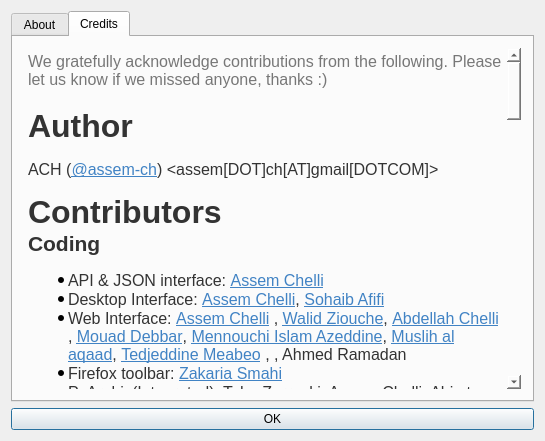
The window that src/alfanous-desktop/UI/aboutDlg.ui (Alfanous-team/alfanous) describes before a commit, drawn with Qt 5.
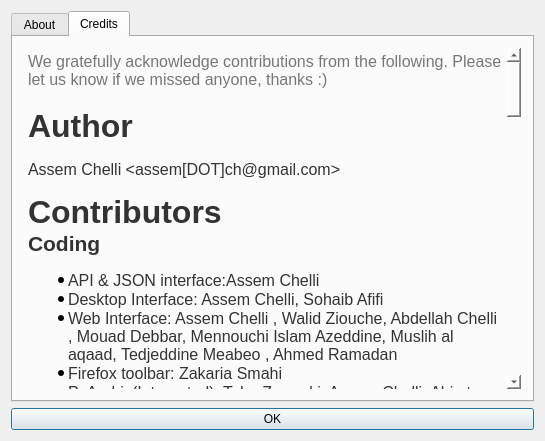
The same window after the commit. The open tabs and pages were chosen to show the change.

Commit message:
Remove custom Qt GUI styles
Remove links from about dialog

Diff of the .ui file:
```diff
--- a/src/alfanous-desktop/UI/aboutDlg.ui
+++ b/src/alfanous-desktop/UI/aboutDlg.ui
@@ -198,18 +198,18 @@
 &lt;p style=&quot; margin-top:0px; margin-bottom:0px; margin-left:0px; margin-right:0px; -qt-block-indent:0; text-indent:0px;&quot;&gt;&lt;span style=&quot; font-family:'Helvetica,arial,freesans,clean,sans-serif'; color:#777777;&quot;&gt;We gratefully acknowledge contributions from the following. Please let us know if we missed anyone, thanks :)&lt;/span&gt;&lt;/p&gt;
 &lt;p style=&quot;-qt-paragraph-type:empty; margin-top:0px; margin-bottom:0px; margin-left:0px; margin-right:0px; -qt-block-indent:0; text-indent:0px; font-family:'Helvetica,arial,freesans,clean,sans-serif'; color:#777777;&quot;&gt;&lt;br /&gt;&lt;/p&gt;
 &lt;p style=&quot; margin-top:0px; margin-bottom:15px; margin-left:0px; margin-right:0px; -qt-block-indent:0; text-indent:0px;&quot;&gt;&lt;span style=&quot; font-family:'Helvetica,arial,freesans,clean,sans-serif'; font-size:24pt; font-weight:600; color:#333333;&quot;&gt;Author&lt;/span&gt;&lt;/p&gt;
-&lt;p style=&quot; margin-top:0px; margin-bottom:15px; margin-left:0px; margin-right:0px; -qt-block-indent:0; text-indent:0px;&quot;&gt;&lt;span style=&quot; font-family:'Helvetica,arial,freesans,clean,sans-serif'; color:#333333;&quot;&gt;ACH (&lt;/span&gt;&lt;a href=&quot;https://github.com/assem-ch&quot;&gt;&lt;span style=&quot; font-family:'Helvetica,arial,freesans,clean,sans-serif'; text-decoration: underline; color:#4183c4;&quot;&gt;@assem-ch&lt;/span&gt;&lt;/a&gt;&lt;span style=&quot; font-family:'Helvetica,arial,freesans,clean,sans-serif'; color:#333333;&quot;&gt;) &amp;lt;assem[DOT]ch[AT]gmail[DOTCOM]&amp;gt;&lt;/span&gt;&lt;/p&gt;
+&lt;p style=&quot; margin-top:0px; margin-bottom:15px; margin-left:0px; margin-right:0px; -qt-block-indent:0; text-indent:0px;&quot;&gt;&lt;span style=&quot; font-family:'Helvetica,arial,freesans,clean,sans-serif'; color:#333333;&quot;&gt;Assem Chelli &amp;lt;assem[DOT]ch@gmail.com&amp;gt;&lt;/span&gt;&lt;/p&gt;
 &lt;p style=&quot; margin-top:0px; margin-bottom:0px; margin-left:0px; margin-right:0px; -qt-block-indent:0; text-indent:0px;&quot;&gt;&lt;a name=&quot;contributors&quot;&gt;&lt;/a&gt;&lt;span style=&quot; font-family:'Helvetica,arial,freesans,clean,sans-serif'; font-size:24pt; font-weight:600; color:#333333;&quot;&gt;C&lt;/span&gt;&lt;span style=&quot; font-family:'Helvetica,arial,freesans,clean,sans-serif'; font-size:24pt; font-weight:600; color:#333333;&quot;&gt;ontributors&lt;/span&gt;&lt;/p&gt;
 &lt;p style=&quot; margin-top:0px; margin-bottom:0px; margin-left:0px; margin-right:0px; -qt-block-indent:0; text-indent:0px;&quot;&gt;&lt;a name=&quot;coding&quot;&gt;&lt;/a&gt;&lt;span style=&quot; font-family:'Helvetica,arial,freesans,clean,sans-serif'; font-size:16pt; font-weight:600; color:#333333;&quot;&gt;C&lt;/span&gt;&lt;span style=&quot; font-family:'Helvetica,arial,freesans,clean,sans-serif'; font-size:16pt; font-weight:600; color:#333333;&quot;&gt;oding&lt;/span&gt;&lt;/p&gt;
-&lt;ul style=&quot;margin-top: 0px; margin-bottom: 0px; margin-left: 0px; margin-right: 0px; -qt-list-indent: 1;&quot;&gt;&lt;li style=&quot; font-family:'Helvetica,arial,freesans,clean,sans-serif'; color:#333333;&quot; style=&quot; margin-top:15px; margin-bottom:0px; margin-left:0px; margin-right:0px; -qt-block-indent:0; text-indent:0px;&quot;&gt;API &amp;amp; JSON interface: &lt;a href=&quot;https://github.com/assem-ch&quot;&gt;&lt;span style=&quot; text-decoration: underline; color:#4183c4;&quot;&gt;Assem Chelli&lt;/span&gt;&lt;/a&gt;&lt;/li&gt;
-&lt;li style=&quot; font-family:'Helvetica,arial,freesans,clean,sans-serif'; color:#333333;&quot; style=&quot; margin-top:0px; margin-bottom:0px; margin-left:0px; margin-right:0px; -qt-block-indent:0; text-indent:0px;&quot;&gt;Desktop Interface: &lt;a href=&quot;https://github.com/assem-ch&quot;&gt;&lt;span style=&quot; text-decoration: underline; color:#4183c4;&quot;&gt;Assem Chelli&lt;/span&gt;&lt;/a&gt;, &lt;a href=&quot;https://github.com/sohaibafifi&quot;&gt;&lt;span style=&quot; text-decoration: underline; color:#4183c4;&quot;&gt;Sohaib Afifi&lt;/span&gt;&lt;/a&gt;&lt;/li&gt;
-&lt;li style=&quot; font-family:'Helvetica,arial,freesans,clean,sans-serif'; color:#333333;&quot; style=&quot; margin-top:0px; margin-bottom:0px; margin-left:0px; margin-right:0px; -qt-block-indent:0; text-indent:0px;&quot;&gt;Web Interface: &lt;a href=&quot;https://github.com/assem-ch&quot;&gt;&lt;span style=&quot; text-decoration: underline; color:#4183c4;&quot;&gt;Assem Chelli&lt;/span&gt;&lt;/a&gt; , &lt;a href=&quot;https://github.com/01walid&quot;&gt;&lt;span style=&quot; text-decoration: underline; color:#4183c4;&quot;&gt;Walid Ziouche&lt;/span&gt;&lt;/a&gt;, &lt;a href=&quot;https://github.com/sneetsher&quot;&gt;&lt;span style=&quot; text-decoration: underline; color:#4183c4;&quot;&gt;Abdellah Chelli&lt;/span&gt;&lt;/a&gt; , &lt;a href=&quot;https://github.com/mdebbar&quot;&gt;&lt;span style=&quot; text-decoration: underline; color:#4183c4;&quot;&gt;Mouad Debbar&lt;/span&gt;&lt;/a&gt;, &lt;a href=&quot;https://github.com/islamoc&quot;&gt;&lt;span style=&quot; text-decoration: underline; color:#4183c4;&quot;&gt;Mennouchi Islam Azeddine&lt;/span&gt;&lt;/a&gt;, &lt;a href=&quot;https://github.com/muslih&quot;&gt;&lt;span style=&quot; text-decoration: underline; color:#4183c4;&quot;&gt;Muslih al aqaad&lt;/span&gt;&lt;/a&gt;, &lt;a href=&quot;https://github.com/tedj&quot;&gt;&lt;span style=&quot; text-decoration: underline; color:#4183c4;&quot;&gt;Tedjeddine Meabeo&lt;/span&gt;&lt;/a&gt; , , Ahmed Ramadan&lt;/li&gt;
-&lt;li style=&quot; font-family:'Helvetica,arial,freesans,clean,sans-serif'; color:#333333;&quot; style=&quot; margin-top:0px; margin-bottom:0px; margin-left:0px; margin-right:0px; -qt-block-indent:0; text-indent:0px;&quot;&gt;Firefox toolbar: &lt;a href=&quot;https://github.com/zsmahi&quot;&gt;&lt;span style=&quot; text-decoration: underline; color:#4183c4;&quot;&gt;Zakaria Smahi&lt;/span&gt;&lt;/a&gt;&lt;/li&gt;
+&lt;ul style=&quot;margin-top: 0px; margin-bottom: 0px; margin-left: 0px; margin-right: 0px; -qt-list-indent: 1;&quot;&gt;&lt;li style=&quot; font-family:'Helvetica,arial,freesans,clean,sans-serif'; color:#333333;&quot; style=&quot; margin-top:15px; margin-bottom:0px; margin-left:0px; margin-right:0px; -qt-block-indent:0; text-indent:0px;&quot;&gt;API &amp;amp; JSON interface:Assem Chelli&lt;/li&gt;
+&lt;li style=&quot; font-family:'Helvetica,arial,freesans,clean,sans-serif'; color:#333333;&quot; style=&quot; margin-top:0px; margin-bottom:0px; margin-left:0px; margin-right:0px; -qt-block-indent:0; text-indent:0px;&quot;&gt;Desktop Interface: Assem Chelli, Sohaib Afifi&lt;/li&gt;
+&lt;li style=&quot; font-family:'Helvetica,arial,freesans,clean,sans-serif'; color:#333333;&quot; style=&quot; margin-top:0px; margin-bottom:0px; margin-left:0px; margin-right:0px; -qt-block-indent:0; text-indent:0px;&quot;&gt;Web Interface: Assem Chelli , Walid Ziouche, Abdellah Chelli , Mouad Debbar, Mennouchi Islam Azeddine, Muslih al aqaad, Tedjeddine Meabeo , Ahmed Ramadan&lt;/li&gt;
+&lt;li style=&quot; font-family:'Helvetica,arial,freesans,clean,sans-serif'; color:#333333;&quot; style=&quot; margin-top:0px; margin-bottom:0px; margin-left:0px; margin-right:0px; -qt-block-indent:0; text-indent:0px;&quot;&gt;Firefox toolbar: Zakaria Smahi&lt;/li&gt;
 &lt;li style=&quot; font-family:'Helvetica,arial,freesans,clean,sans-serif'; color:#333333;&quot; style=&quot; margin-top:0px; margin-bottom:15px; margin-left:0px; margin-right:0px; -qt-block-indent:0; text-indent:0px;&quot;&gt;PyArabic(Integrated): Taha Zerrouki, Assem Chelli, Ahimta~&lt;/li&gt;&lt;/ul&gt;
 &lt;p style=&quot; margin-top:0px; margin-bottom:0px; margin-left:0px; margin-right:0px; -qt-block-indent:0; text-indent:0px;&quot;&gt;&lt;a name=&quot;research&quot;&gt;&lt;/a&gt;&lt;span style=&quot; font-family:'Helvetica,arial,freesans,clean,sans-serif'; font-size:16pt; font-weight:600; color:#333333;&quot;&gt;R&lt;/span&gt;&lt;span style=&quot; font-family:'Helvetica,arial,freesans,clean,sans-serif'; font-size:16pt; font-weight:600; color:#333333;&quot;&gt;esearch&lt;/span&gt;&lt;/p&gt;
 &lt;ul style=&quot;margin-top: 0px; margin-bottom: 0px; margin-left: 0px; margin-right: 0px; -qt-list-indent: 1;&quot;&gt;&lt;li style=&quot; font-family:'Helvetica,arial,freesans,clean,sans-serif'; color:#333333;&quot; style=&quot; margin-top:15px; margin-bottom:0px; margin-left:0px; margin-right:0px; -qt-block-indent:0; text-indent:0px;&quot;&gt;&lt;span style=&quot; font-weight:600;&quot;&gt;2009-2010: Engineer Thesis&lt;/span&gt;&lt;/li&gt;
 &lt;ul type=&quot;circle&quot; style=&quot;margin-top: 0px; margin-bottom: 0px; margin-left: 0px; margin-right: 0px; -qt-list-indent: 2;&quot;&gt;&lt;li style=&quot; font-family:'Helvetica,arial,freesans,clean,sans-serif'; color:#333333;&quot; style=&quot; margin-top:0px; margin-bottom:0px; margin-left:0px; margin-right:0px; -qt-block-indent:0; text-indent:0px;&quot;&gt;&lt;span style=&quot; font-weight:600;&quot;&gt;Title&lt;/span&gt;: Développement d'un moteur de recherche et d'indexation dans les documents coraniques&lt;/li&gt;
-&lt;li style=&quot; font-family:'Helvetica,arial,freesans,clean,sans-serif'; color:#333333;&quot; style=&quot; margin-top:0px; margin-bottom:0px; margin-left:0px; margin-right:0px; -qt-block-indent:0; text-indent:0px;&quot;&gt;&lt;span style=&quot; font-weight:600;&quot;&gt;University&lt;/span&gt;: &lt;a href=&quot;http://www.esi.dz/&quot;&gt;&lt;span style=&quot; text-decoration: underline; color:#4183c4;&quot;&gt;ESI&lt;/span&gt;&lt;/a&gt; - Algiers&lt;/li&gt;
+&lt;li style=&quot; font-family:'Helvetica,arial,freesans,clean,sans-serif'; color:#333333;&quot; style=&quot; margin-top:0px; margin-bottom:0px; margin-left:0px; margin-right:0px; -qt-block-indent:0; text-indent:0px;&quot;&gt;&lt;span style=&quot; font-weight:600;&quot;&gt;University&lt;/span&gt;: ESI - Algiers&lt;/li&gt;
 &lt;li style=&quot; font-family:'Helvetica,arial,freesans,clean,sans-serif'; color:#333333;&quot; style=&quot; margin-top:0px; margin-bottom:0px; margin-left:0px; margin-right:0px; -qt-block-indent:0; text-indent:0px;&quot;&gt;&lt;span style=&quot; font-weight:600;&quot;&gt;Collaborators&lt;/span&gt;: Assem Chelli (Student), Merouane Dahmani (Student), Taha Zerrouki ( Supervisor), Pr. Amar Balla ( Supervisor)&lt;/li&gt;&lt;/ul&gt;
 &lt;li style=&quot; font-family:'Helvetica,arial,freesans,clean,sans-serif'; color:#333333;&quot; style=&quot; margin-top:0px; margin-bottom:0px; margin-left:0px; margin-right:0px; -qt-block-indent:0; text-indent:0px;&quot;&gt;&lt;span style=&quot; font-weight:600;&quot;&gt;March 2011: Arabic Research paper&lt;/span&gt;&lt;/li&gt;
 &lt;ul type=&quot;circle&quot; style=&quot;margin-top: 0px; margin-bottom: 0px; margin-left: 0px; margin-right: 0px; -qt-list-indent: 2;&quot;&gt;&lt;li style=&quot; font-family:'Helvetica,arial,freesans,clean,sans-serif'; color:#333333;&quot; style=&quot; margin-top:0px; margin-bottom:0px; margin-left:0px; margin-right:0px; -qt-block-indent:0; text-indent:0px;&quot;&gt;&lt;span style=&quot; font-weight:600;&quot;&gt;Title&lt;/span&gt;: An Application Programming Interface for indexing and search in Noble Quran&lt;/li&gt;
@@ -255,7 +255,7 @@
 &lt;li style=&quot; font-family:'Helvetica,arial,freesans,clean,sans-serif'; color:#333333;&quot; style=&quot; margin-top:0px; margin-bottom:0px; margin-left:0px; margin-right:0px; -qt-block-indent:0; text-indent:0px;&quot;&gt;German: Dennis Baudys&lt;/li&gt;
 &lt;li style=&quot; font-family:'Helvetica,arial,freesans,clean,sans-serif'; color:#333333;&quot; style=&quot; margin-top:0px; margin-bottom:0px; margin-left:0px; margin-right:0px; -qt-block-indent:0; text-indent:0px;&quot;&gt;Malay: 'abuyop'&lt;/li&gt;
 &lt;li style=&quot; font-family:'Helvetica,arial,freesans,clean,sans-serif'; color:#333333;&quot; style=&quot; margin-top:0px; margin-bottom:0px; margin-left:0px; margin-right:0px; -qt-block-indent:0; text-indent:0px;&quot;&gt;Kurdish:&lt;/li&gt;
-&lt;li style=&quot; font-family:'Helvetica,arial,freesans,clean,sans-serif'; color:#333333;&quot; style=&quot; margin-top:0px; margin-bottom:0px; margin-left:0px; margin-right:0px; -qt-block-indent:0; text-indent:0px;&quot;&gt;Malayalam: 'STyM Alfazz' &amp;lt;&lt;a href=&quot;https://launchpad.net/~alfasst&quot;&gt;&lt;span style=&quot; text-decoration: underline; color:#4183c4;&quot;&gt;https://launchpad.net/~alfasst&lt;/span&gt;&lt;/a&gt;&amp;gt;&lt;/li&gt;&lt;/ul&gt;
+&lt;li style=&quot; font-family:'Helvetica,arial,freesans,clean,sans-serif'; color:#333333;&quot; style=&quot; margin-top:0px; margin-bottom:0px; margin-left:0px; margin-right:0px; -qt-block-indent:0; text-indent:0px;&quot;&gt;Malayalam: 'STyM Alfazz'&lt;/li&gt;&lt;/ul&gt;
 &lt;li style=&quot; font-family:'Helvetica,arial,freesans,clean,sans-serif'; color:#333333;&quot; style=&quot; margin-top:0px; margin-bottom:15px; margin-left:0px; margin-right:0px; -qt-block-indent:0; text-indent:0px;&quot;&gt;Mobile Web interface&lt;/li&gt;&lt;/ul&gt;
 &lt;ul type=&quot;circle&quot; style=&quot;margin-top: 0px; margin-bottom: 0px; margin-left: 0px; margin-right: 0px; -qt-list-indent: 2;&quot;&gt;&lt;li style=&quot; font-family:'Helvetica,arial,freesans,clean,sans-serif'; color:#333333;&quot; style=&quot; margin-top:0px; margin-bottom:0px; margin-left:0px; margin-right:0px; -qt-block-indent:0; text-indent:0px;&quot;&gt;Bosnian: Armin Kazi&lt;/li&gt;
 &lt;li style=&quot; font-family:'Helvetica,arial,freesans,clean,sans-serif'; color:#333333;&quot; style=&quot; margin-top:0px; margin-bottom:0px; margin-left:0px; margin-right:0px; -qt-block-indent:0; text-indent:0px;&quot;&gt;Brazilian Portuguese: Aieon.corp(LP)&lt;/li&gt;
@@ -265,7 +265,7 @@
 &lt;li style=&quot; font-family:'Helvetica,arial,freesans,clean,sans-serif'; color:#333333;&quot; style=&quot; margin-top:0px; margin-bottom:0px; margin-left:0px; margin-right:0px; -qt-block-indent:0; text-indent:0px;&quot;&gt;Japanese: Abdelkarim Aries&lt;/li&gt;
 &lt;li style=&quot; font-family:'Helvetica,arial,freesans,clean,sans-serif'; color:#333333;&quot; style=&quot; margin-top:0px; margin-bottom:0px; margin-left:0px; margin-right:0px; -qt-block-indent:0; text-indent:0px;&quot;&gt;Malay: 'abuyop'&lt;/li&gt;&lt;/ul&gt;
 &lt;p style=&quot; margin-top:0px; margin-bottom:0px; margin-left:0px; margin-right:0px; -qt-block-indent:0; text-indent:0px;&quot;&gt;&lt;a name=&quot;test--support&quot;&gt;&lt;/a&gt;&lt;span style=&quot; font-family:'Helvetica,arial,freesans,clean,sans-serif'; font-size:16pt; font-weight:600; color:#333333;&quot;&gt;T&lt;/span&gt;&lt;span style=&quot; font-family:'Helvetica,arial,freesans,clean,sans-serif'; font-size:16pt; font-weight:600; color:#333333;&quot;&gt;est &amp;amp; Support&lt;/span&gt;&lt;/p&gt;
-&lt;ul style=&quot;margin-top: 0px; margin-bottom: 0px; margin-left: 0px; margin-right: 0px; -qt-list-indent: 1;&quot;&gt;&lt;li style=&quot; font-family:'Helvetica,arial,freesans,clean,sans-serif'; color:#333333;&quot; style=&quot; margin-top:15px; margin-bottom:0px; margin-left:0px; margin-right:0px; -qt-block-indent:0; text-indent:0px;&quot;&gt;Test: &lt;a href=&quot;https://github.com/01walid&quot;&gt;&lt;span style=&quot; text-decoration: underline; color:#4183c4;&quot;&gt;Walid Ziouche&lt;/span&gt;&lt;/a&gt;&lt;/li&gt;
+&lt;ul style=&quot;margin-top: 0px; margin-bottom: 0px; margin-left: 0px; margin-right: 0px; -qt-list-indent: 1;&quot;&gt;&lt;li style=&quot; font-family:'Helvetica,arial,freesans,clean,sans-serif'; color:#333333;&quot; style=&quot; margin-top:15px; margin-bottom:0px; margin-left:0px; margin-right:0px; -qt-block-indent:0; text-indent:0px;&quot;&gt;Test: Walid Ziouche&lt;/li&gt;
 &lt;li style=&quot; font-family:'Helvetica,arial,freesans,clean,sans-serif'; color:#333333;&quot; style=&quot; margin-top:0px; margin-bottom:0px; margin-left:0px; margin-right:0px; -qt-block-indent:0; text-indent:0px;&quot;&gt;Bugs: Oussama Chammam, Ahmed Salem, xsoh, Yacer~, Jounathan~, BenSali~ , Many persons from the community, thanks to all.&lt;/li&gt;
 &lt;li style=&quot; font-family:'Helvetica,arial,freesans,clean,sans-serif'; color:#333333;&quot; style=&quot; margin-top:0px; margin-bottom:15px; margin-left:0px; margin-right:0px; -qt-block-indent:0; text-indent:0px;&quot;&gt;Vulns: Jalil~&lt;/li&gt;&lt;/ul&gt;
 &lt;p style=&quot; margin-top:0px; margin-bottom:15px; margin-left:0px; margin-right:0px; -qt-block-indent:0; text-indent:0px;&quot;&gt;&lt;span style=&quot; font-family:'Helvetica,arial,freesans,clean,sans-serif'; font-size:xx-large; font-weight:600; color:#333333;&quot;&gt;Acknowledgment&lt;/span&gt;&lt;/p&gt;
```
Left out of the diff: 2 changed lines with no effect on the pictures. The commit also changes 1 other file.
